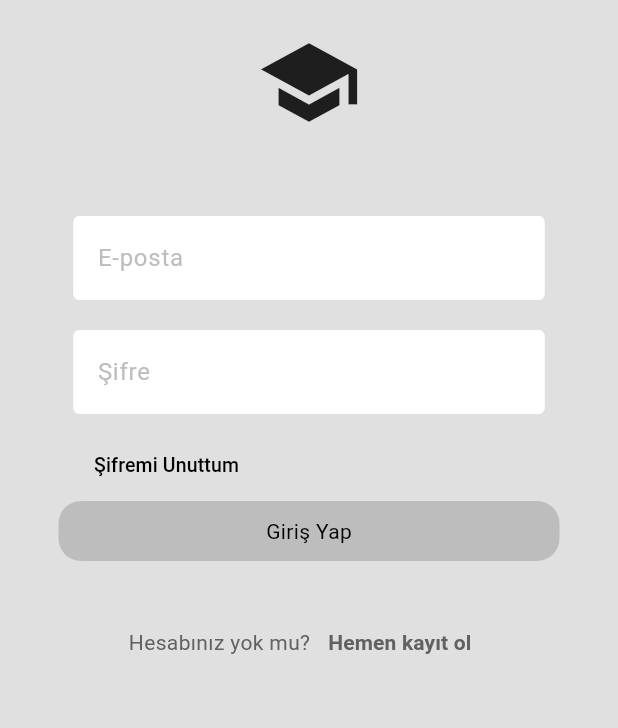
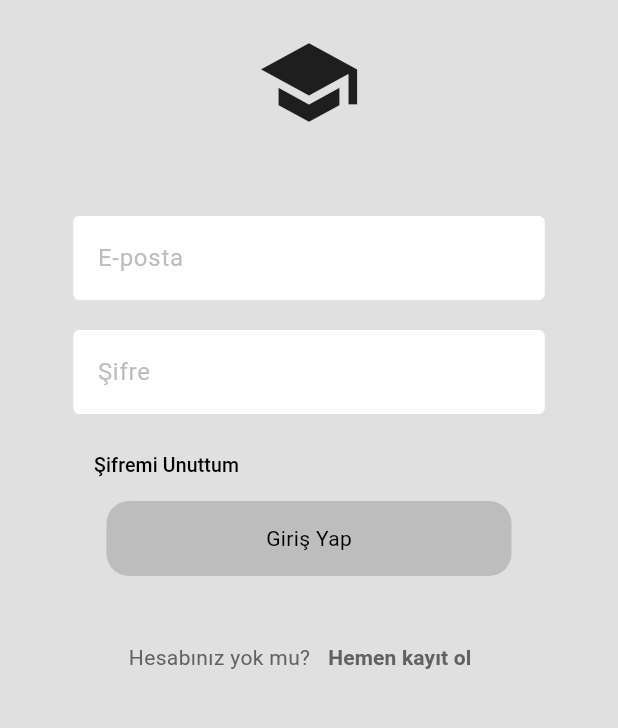
Before and after one commit to kaanhancerr/Selcuk_Alumni_Platform, a Flutter app: the GirisYap screen opened by its route, on a phone screen of 412 x 824 dp, the part 309-1037 px from its top. Run offline on Flutter 3.47's test engine with Material 3 defaults, Android fonts, the light colour scheme and no system bars; our stand-ins replace cloud_firestore, firebase_auth, firebase_core; accounts and stored records are empty.

Commit message:
buton oop seklinde ayarlandi

```diff
--- a/lib/pages/giris_yap.dart
+++ b/lib/pages/giris_yap.dart
@@ -190,13 +190,17 @@ class _GirisYapState extends State<GirisYap> {
                             ),
                           ),
                         ),
-                      MyButton(
+                      SizedBox(
+                        width: 300,
+                        height: 50,
+                        child: MyButton(
                           text: _isLoading
                               ? "Giriş Yapılıyor..."
                               : _isAdmin
                                   ? "Admin Girişi Yap"
                                   : "Giriş Yap",
                           onTap: _isLoading ? null : login,
+                        ),
                       ),
                       if (!_isAdmin) // Sadece normal kullanıcılar için kayıt ol
                         const SizedBox(height: 30),
```
Lines whose indentation alone changed are shown as unchanged.
